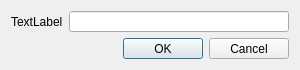
Above: editor/files_name.ui from LordKBX/eBookCollection before the change. Below: the same form after it.
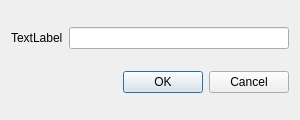
That is the form after the change.

What changed in the file:
```diff
--- a/editor/files_name.ui
+++ b/editor/files_name.ui
@@ -7,19 +7,19 @@
     <x>0</x>
     <y>0</y>
     <width>300</width>
-    <height>70</height>
+    <height>120</height>
    </rect>
   </property>
   <property name="minimumSize">
    <size>
     <width>300</width>
-    <height>70</height>
+    <height>120</height>
    </size>
   </property>
   <property name="maximumSize">
    <size>
     <width>300</width>
-    <height>70</height>
+    <height>120</height>
    </size>
   </property>
   <property name="windowTitle">
```
Left out of the diff: 3 changed lines with no effect on the pictures.
